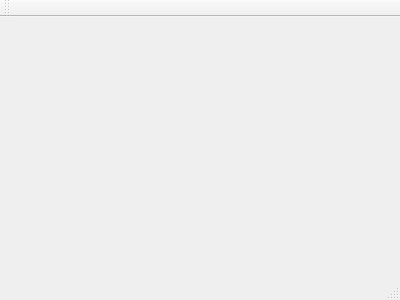
This is mod.ui in angeloflancer/philips-protector as Qt 5 draws it before an edit. The edited form follows.
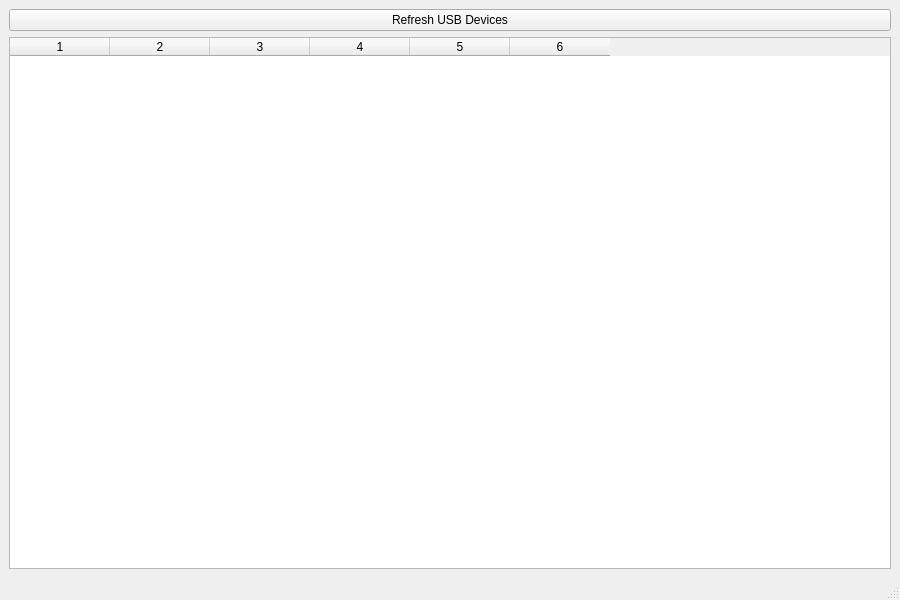
This is the edited form.

Commit message: Implement USB device enumeration and UI enhancements. Added functionality to detect and display USB devices in a table format, including device type, vendor ID, product ID, and more. Updated UI layout for better usability and included a refresh button to initiate device scanning.

```diff
--- a/mod.ui
+++ b/mod.ui
@@ -5,16 +5,38 @@
    <rect>
     <x>0</x>
     <y>0</y>
-    <width>400</width>
-    <height>300</height>
+    <width>900</width>
+    <height>600</height>
    </rect>
   </property>
   <property name="windowTitle" >
    <string>MoD</string>
   </property>
   <widget class="QMenuBar" name="menuBar" />
-  <widget class="QToolBar" name="mainToolBar" />
-  <widget class="QWidget" name="centralWidget" />
+  <widget class="QWidget" name="centralWidget" >
+   <layout class="QVBoxLayout" name="verticalLayout" >
+    <item>
+     <widget class="QPushButton" name="refreshButton" >
+      <property name="text" >
+       <string>Refresh USB Devices</string>
+      </property>
+     </widget>
+    </item>
+    <item>
+     <widget class="QTableWidget" name="deviceTable" >
+      <property name="columnCount" >
+       <number>6</number>
+      </property>
+      <property name="alternatingRowColors" >
+       <bool>true</bool>
+      </property>
+      <property name="selectionBehavior" >
+       <enum>QAbstractItemView::SelectRows</enum>
+      </property>
+     </widget>
+    </item>
+   </layout>
+  </widget>
   <widget class="QStatusBar" name="statusBar" />
  </widget>
  <layoutDefault spacing="6" margin="11" />
```
Left out of the diff: 2 changed lines with no effect on the pictures. The commit also changes 4 other files.
